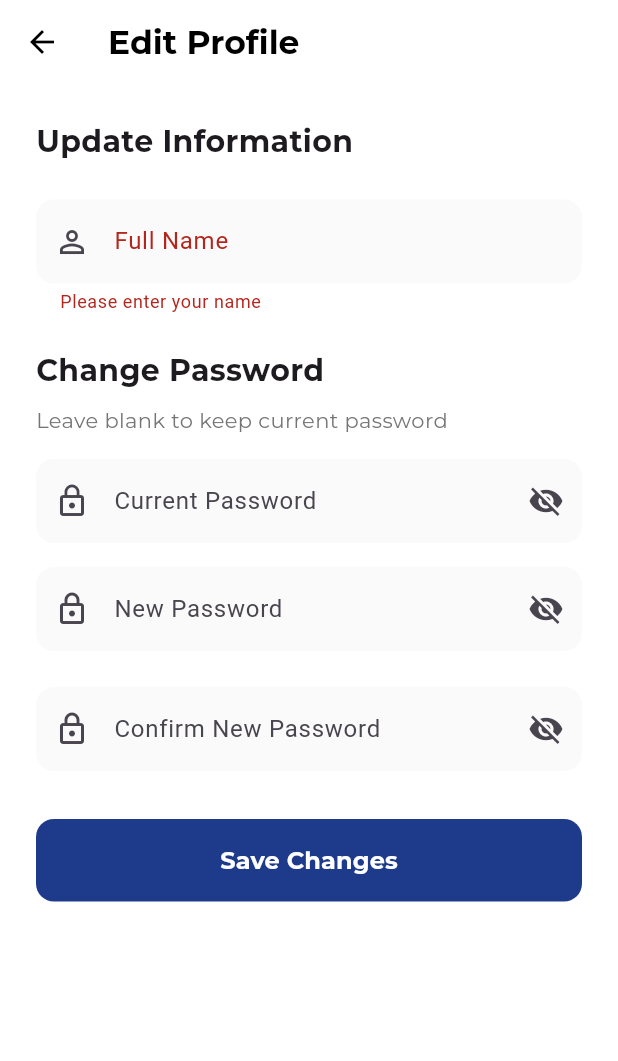
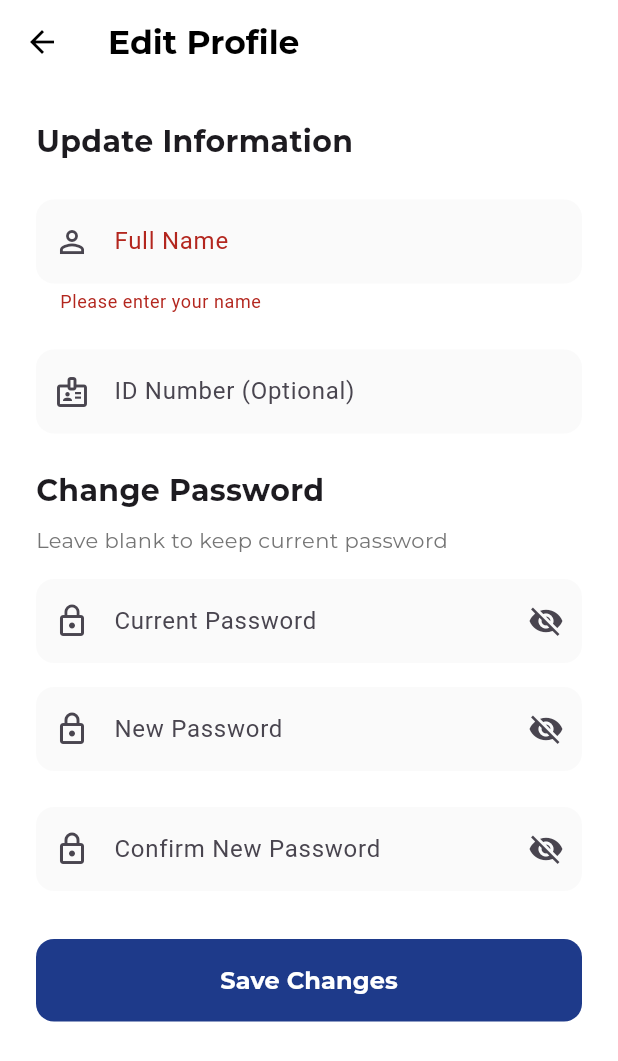
Before and after one commit to Forsythh-crypto/merch-hub-unified, a Flutter app: the EditProfileScreen screen opened directly with empty values, after a tap on "Save Changes", on a phone screen of 412 x 824 dp. Shown: the top 1061 px of the screen. Run offline on Flutter 3.47's test engine with Material 3 defaults, Android fonts, the light colour scheme and no system bars; our stand-ins replace fl_chart, flutter_dotenv, image_picker, mask_text_input_formatter, shared_preferences; accounts and stored records are empty.

Commit message:
Added ID number

```diff
--- a/frontend/lib/screens/edit_profile_screen.dart
+++ b/frontend/lib/screens/edit_profile_screen.dart
@@ -1,4 +1,5 @@
 import 'package:flutter/material.dart';
+import 'package:mask_text_input_formatter/mask_text_input_formatter.dart';
 import '../services/auth_services.dart';
 
 class EditProfileScreen extends StatefulWidget {
@@ -13,9 +14,16 @@ class EditProfileScreen extends StatefulWidget {
 class _EditProfileScreenState extends State<EditProfileScreen> {
   final _formKey = GlobalKey<FormState>();
   late TextEditingController _nameController;
+  late TextEditingController _idNumberController;
   final _currentPasswordController = TextEditingController();
   final _passwordController = TextEditingController();
   final _confirmPasswordController = TextEditingController();
+
+  final _idNumberMask = MaskTextInputFormatter(
+    mask: '##-####-###',
+    filter: { "#": RegExp(r'[0-9]') },
+    type: MaskAutoCompletionType.lazy,
+  );
   bool _isLoading = false;
   bool _obscureCurrentPassword = true;
   bool _obscurePassword = true;
@@ -56,6 +64,7 @@ class _EditProfileScreenState extends State<EditProfileScreen> {
   void initState() {
     super.initState();
     _nameController = TextEditingController(text: widget.userData['name']);
+    _idNumberController = TextEditingController(text: widget.userData['idNumber'] ?? '');
   }
 
   Future<void> _updateProfile() async {
@@ -65,6 +74,7 @@ class _EditProfileScreenState extends State<EditProfileScreen> {
 
     final success = await AuthService.updateProfile(
       name: _nameController.text,
+      idNumber: _idNumberController.text.isNotEmpty ? _idNumberController.text : null,
       password: _passwordController.text.isNotEmpty ? _passwordController.text : null,
       currentPassword: _passwordController.text.isNotEmpty ? _currentPasswordController.text : null,
     );
@@ -198,6 +208,29 @@ class _EditProfileScreenState extends State<EditProfileScreen> {
                   validator: (value) {
                     if (value == null || value.isEmpty) {
                       return 'Please enter your name';
+                    }
+                    return null;
+                  },
+                ),
+                const SizedBox(height: 24),
+
+                // ID Number Field
+                TextFormField(
+                  controller: _idNumberController,
+                  inputFormatters: [_idNumberMask],
+                  decoration: InputDecoration(
+                    labelText: 'ID Number (Optional)',
+                    prefixIcon: const Icon(Icons.badge_outlined),
+                    filled: true,
+                    fillColor: Colors.grey[50],
+                    border: OutlineInputBorder(
+                      borderRadius: BorderRadius.circular(12),
+                      borderSide: BorderSide.none,
+                    ),
+                  ),
+                  validator: (value) {
+                    if (value != null && value.isNotEmpty && value.length != 11) {
+                         return 'Invalid ID format';
                     }
                     return null;
                   },
@@ -404,6 +437,7 @@ class _EditProfileScreenState extends State<EditProfileScreen> {
   @override
   void dispose() {
     _nameController.dispose();
+    _idNumberController.dispose();
     _currentPasswordController.dispose();
     _passwordController.dispose();
     _confirmPasswordController.dispose();
--- a/frontend/lib/services/auth_services.dart
+++ b/frontend/lib/services/auth_services.dart
@@ -236,13 +236,14 @@ class AuthService {
   }
 
   // Update profile
-  static Future<bool> updateProfile({String? name, String? password, String? currentPassword}) async {
+  static Future<bool> updateProfile({String? name, String? password, String? currentPassword, String? idNumber}) async {
     try {
       final token = await getToken();
       if (token == null) return false;
 
       final Map<String, dynamic> body = {};
       if (name != null) body['name'] = name;
+      if (idNumber != null) body['id_number'] = idNumber;
       if (password != null) {
         body['password'] = password;
         body['password_confirmation'] = password;
--- a/frontend/pubspec.yaml
+++ b/frontend/pubspec.yaml
@@ -19,6 +19,7 @@ dependencies:
   qr_flutter: ^4.1.0
   fl_chart: ^0.68.0
   provider: ^6.1.1
+  mask_text_input_formatter: ^2.9.0
 
 dev_dependencies:
   flutter_test:
```
Also changed, not shown: frontend/lib/screens/register_screen.dart (+31 -0 lines), frontend/lib/screens/user_home_screen.dart (+17 -9 lines), frontend/pubspec.lock, 3 other files.
